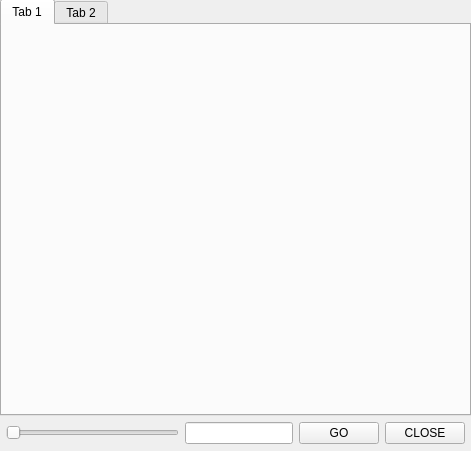
Above: themes/trollian2.5/ui/MemoTabWindow.ui from henry232323/Pesterchum-Discord before the change. Below: the same form after it.
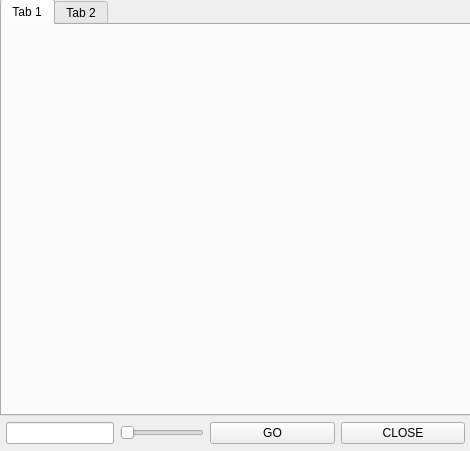
That is the form after the change.

Commit message: Fix some ui issues and some buttons. Memo ui better

```diff
--- a/themes/trollian2.5/ui/MemoTabWindow.ui
+++ b/themes/trollian2.5/ui/MemoTabWindow.ui
@@ -6,7 +6,7 @@
    <rect>
     <x>0</x>
     <y>0</y>
-    <width>471</width>
+    <width>470</width>
     <height>451</height>
    </rect>
   </property>
@@ -54,6 +54,16 @@
       <property name="bottomMargin">
        <number>6</number>
       </property>
+      <item>
+       <widget class="QLineEdit" name="memoTimeEdit">
+        <property name="sizePolicy">
+         <sizepolicy hsizetype="Minimum" vsizetype="Fixed">
+          <horstretch>0</horstretch>
+          <verstretch>0</verstretch>
+         </sizepolicy>
+        </property>
+       </widget>
+      </item>
       <item>
        <widget class="QSlider" name="memoTimeSlider">
         <property name="orientation">
@@ -61,18 +71,14 @@
         </property>
        </widget>
       </item>
-      <item>
-       <widget class="QLineEdit" name="memoTimeEdit">
-        <property name="sizePolicy">
-         <sizepolicy hsizetype="Minimum" vsizetype="Fixed">
-          <horstretch>0</horstretch>
-          <verstretch>0</verstretch>
-         </sizepolicy>
-        </property>
-       </widget>
-      </item>
       <item>
        <widget class="QPushButton" name="memoGoButton">
+        <property name="sizePolicy">
+         <sizepolicy hsizetype="Minimum" vsizetype="Fixed">
+          <horstretch>2</horstretch>
+          <verstretch>4</verstretch>
+         </sizepolicy>
+        </property>
         <property name="text">
          <string>GO</string>
         </property>
@@ -80,6 +86,12 @@
       </item>
       <item>
        <widget class="QPushButton" name="memoCloseButton">
+        <property name="sizePolicy">
+         <sizepolicy hsizetype="Minimum" vsizetype="Fixed">
+          <horstretch>2</horstretch>
+          <verstretch>0</verstretch>
+         </sizepolicy>
+        </property>
         <property name="text">
          <string>CLOSE</string>
         </property>
```
The commit also changes 10 other files.
